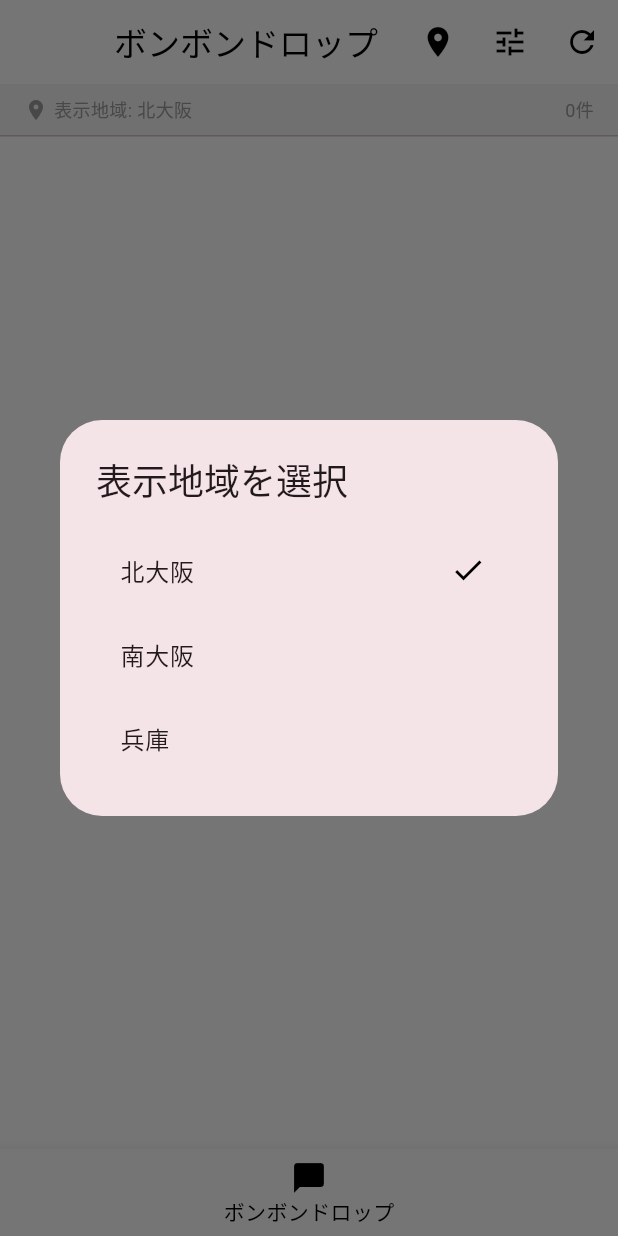
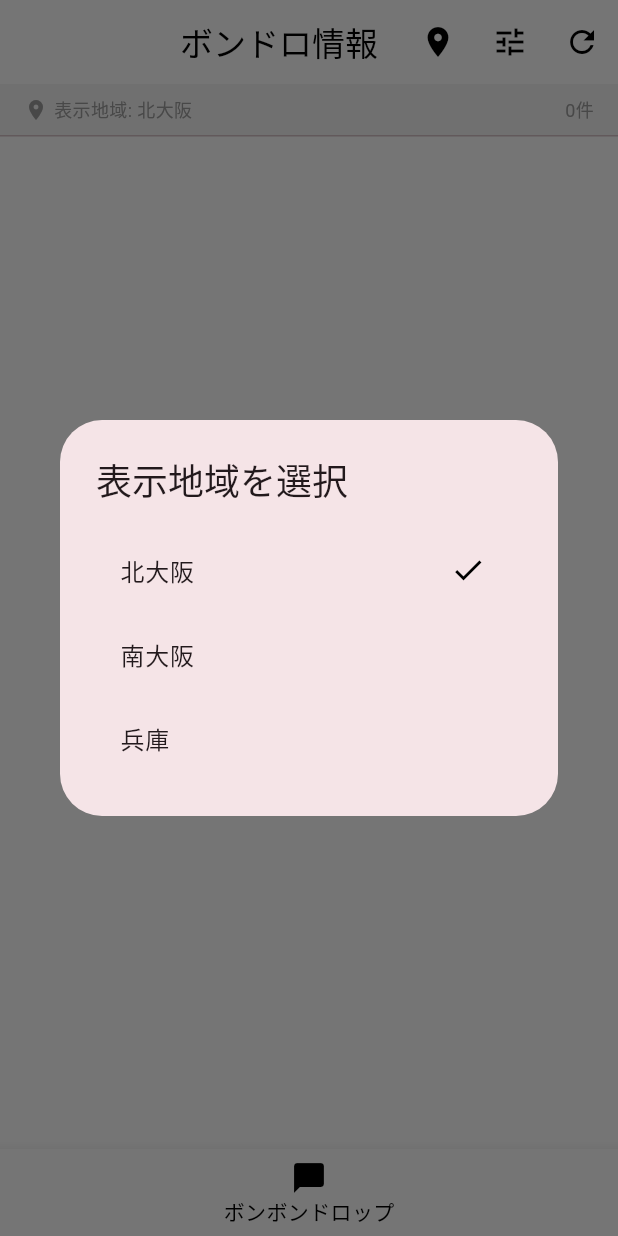
Before and after one commit to ut6119/card-tracker, a Flutter app: the screen it shows after launch, after a tap on the "location on" icon, on a phone screen of 412 x 824 dp. Run offline on Flutter 3.47's test engine with Material 3 defaults, Android fonts, the light colour scheme and no system bars; our stand-ins replace shared_preferences; network calls fail.

Commit message:
Update app screen title to ボンドロ情報

```diff
--- a/lib/main.dart
+++ b/lib/main.dart
@@ -60,7 +60,7 @@ class _MainScreenState extends State<MainScreen> {
 
   // 各タブの画面
   final List<Widget> _screens = const [
-    SnsScreen(key: ValueKey('bonbon'), title: 'ボンボンドロップ', isGacha: false),
+    SnsScreen(key: ValueKey('bonbon'), title: 'ボンドロ情報', isGacha: false),
   ];
 
   @override
```
